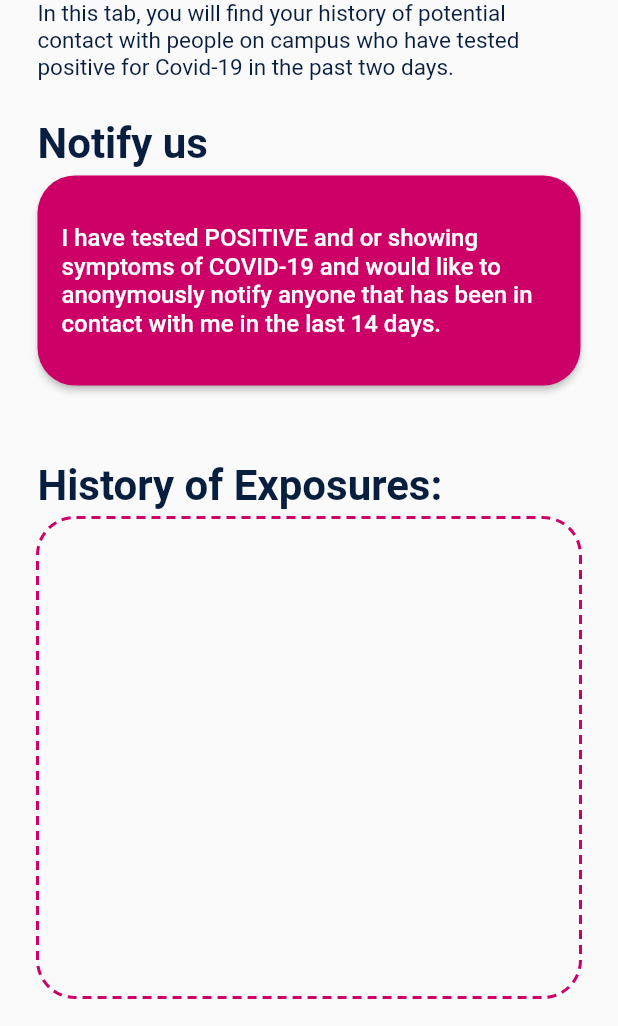
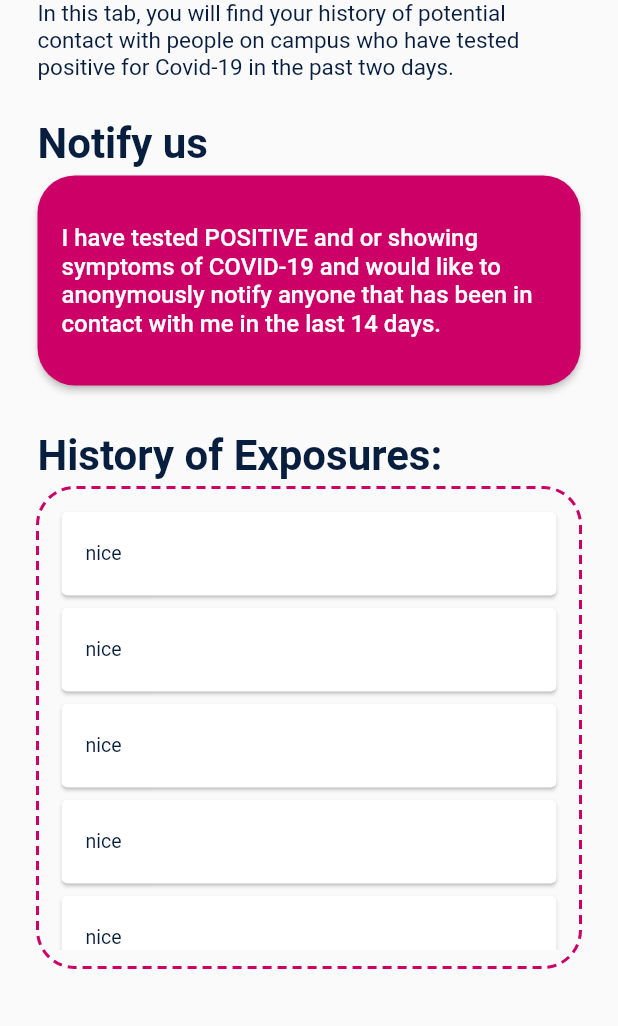
Before and after one commit to SparkDevTeams/MobileDev-Spring21, a Flutter app: the ExposureWelcomeScreen screen opened directly, on a phone screen of 412 x 824 dp, the part 210-1236 px from its top. Run offline on Flutter 3.47's test engine with Material 2 defaults, Android fonts, the phone set to English and light mode, and no system bars; drawn by our look-alikes of dotted_border; our stand-ins replace cloud_firestore, device_info, firebase_auth, firebase_core, fluttertoast; missing offline and left inert: flutter_nearby_connections; accounts and stored records are empty.

Commit message:
Exposure Notifs almost done, added firebase functionality

```diff
--- /dev/null
+++ b/p3_MAIN/lib/exposeNotif/exposedListInfo.dart
@@ -0,0 +1,6 @@
+class ExposedUsers {
+  String userID, date, time;
+  ExposedUsers({this.userID, this.date, this.time});
+
+  // HOW DO WE FETCH THE DATA? Call it from the welcome page.
+}
--- a/p3_MAIN/lib/exposeNotif/exposureWelcome.dart
+++ b/p3_MAIN/lib/exposeNotif/exposureWelcome.dart
@@ -2,8 +2,14 @@ import 'package:flutter/material.dart';
 import 'package:dotted_border/dotted_border.dart';
 import 'package:p3_MAIN/theme/themeData.dart';
 import 'exposureConfirmPage.dart';
+import 'fetchFirebaseData.dart';
 
-class ExposureWelcomeScreen extends StatelessWidget {
+class ExposureWelcomeScreen extends StatefulWidget {
+  @override
+  _ExposureWelcomeScreenState createState() => _ExposureWelcomeScreenState();
+}
+
+class _ExposureWelcomeScreenState extends State<ExposureWelcomeScreen> {
   @override
   Widget build(BuildContext context) {
     return Scaffold(
@@ -50,12 +56,15 @@ class ExposureWelcomeScreen extends StatelessWidget {
                     height: 140,
                     width: 400,
                     child: RaisedButton(
-                        onPressed: () {
-                          Navigator.push(
+                        onPressed: () async {
+                          bool docExists = await checkDoc("initial");
+                          print("Document exists in exposed collection = " +
+                              docExists.toString());
+                          /* Navigator.push(
                               context,
                               MaterialPageRoute(
                                   builder: (context) =>
-                                      ExposureConfirmation()));
+                                      ExposureConfirmation())); */
                         },
                         child: Text(
                           "I have tested POSITIVE and or showing symptoms of COVID-19 and would like to anonymously notify anyone that has been in contact with me in the last 14 days.",
@@ -67,7 +76,7 @@ class ExposureWelcomeScreen extends StatelessWidget {
                   ),
                   Padding(
                     padding: EdgeInsets.only(
-                      top: 50,
+                      top: 30,
                     ),
                     child: Column(
                       crossAxisAlignment: CrossAxisAlignment.start,
@@ -95,7 +104,16 @@ class ExposureWelcomeScreen extends StatelessWidget {
                               radius: Radius.circular(25),
                               child: Padding(
                                   padding: const EdgeInsets.all(10.0),
-                                  child: null // TODO Make list of exposures!!),
+                                  child: ListView.builder(
+                                    itemCount: 10,
+                                    itemBuilder: (context, index) {
+                                      return Card(
+                                        child: ListTile(
+                                          title: Text('nice'),
+                                        ),
+                                      );
+                                    },
+                                  ) // TODO Make list of exposures!!),
                                   ),
                             ))
                       ],
```
Also changed, not shown: p3_MAIN/lib/exposeNotif/fetchFirebaseData.dart (added, +13 -0 lines).
